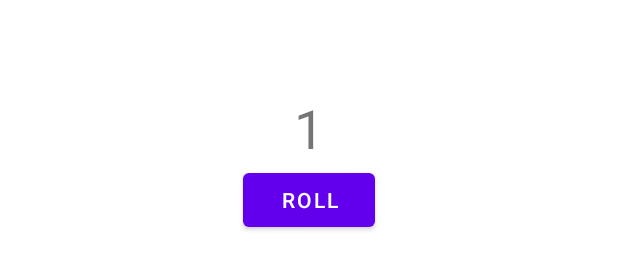
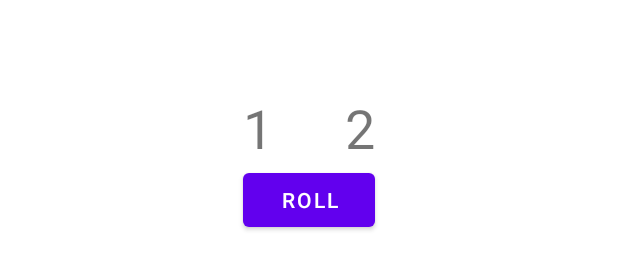
Before and after one commit to ancebuc/DiceRoller, an Android app: the layout activity_main.xml on its own in the app's theme, with its tools: preview values and no code run, on a phone screen of 412 x 824 dp. Shown: the part 491-761 px from the top of the screen. Run offline under Robolectric (Android 15) with nearby library versions, the phone set to English and light mode, and no system bars.

Commit message:
Dos dados

```diff
--- a/app/src/main/java/com/example/diceroller/MainActivity.kt
+++ b/app/src/main/java/com/example/diceroller/MainActivity.kt
@@ -20,8 +20,15 @@ class MainActivity : AppCompatActivity() {
     private fun rollDice() {
         val dice = Dice(6)
         val diceRoll = dice.roll()
+
+        //dado 1
         val resultTextView: TextView = findViewById(R.id.textView)
         resultTextView.text = diceRoll.toString()
+
+        //dado 2
+        val dice2 = Dice(6)
+        val resultTextView2 :TextView = findViewById(R.id.textView2)
+        resultTextView2.text = dice2.roll().toString()
     }
 }
 
--- a/app/src/main/res/layout/activity_main.xml
+++ b/app/src/main/res/layout/activity_main.xml
@@ -12,6 +12,7 @@
         android:layout_height="wrap_content"
         android:textSize="36sp"
         app:layout_constraintBottom_toBottomOf="parent"
+        app:layout_constraintHorizontal_bias="0.414"
         app:layout_constraintLeft_toLeftOf="parent"
         app:layout_constraintRight_toRightOf="parent"
         app:layout_constraintTop_toTopOf="parent"
@@ -26,4 +27,17 @@
         app:layout_constraintStart_toStartOf="parent"
         app:layout_constraintTop_toBottomOf="@+id/textView" />
 
+    <TextView
+        android:id="@+id/textView2"
+        android:layout_width="wrap_content"
+        android:layout_height="wrap_content"
+        android:textSize="36sp"
+        app:layout_constraintBottom_toTopOf="@+id/button"
+        app:layout_constraintEnd_toEndOf="parent"
+        app:layout_constraintHorizontal_bias="0.229"
+        app:layout_constraintStart_toEndOf="@+id/textView"
+        app:layout_constraintTop_toTopOf="parent"
+        app:layout_constraintVertical_bias="1.0"
+        tools:text="2" />
+
 </androidx.constraintlayout.widget.ConstraintLayout>
```
